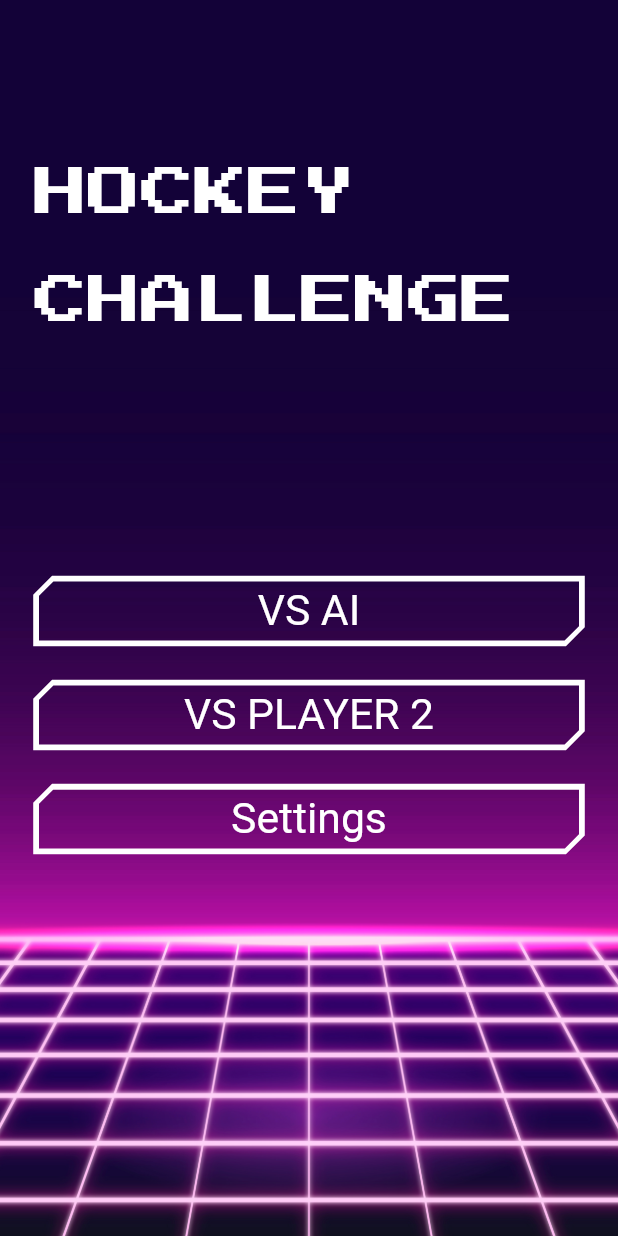
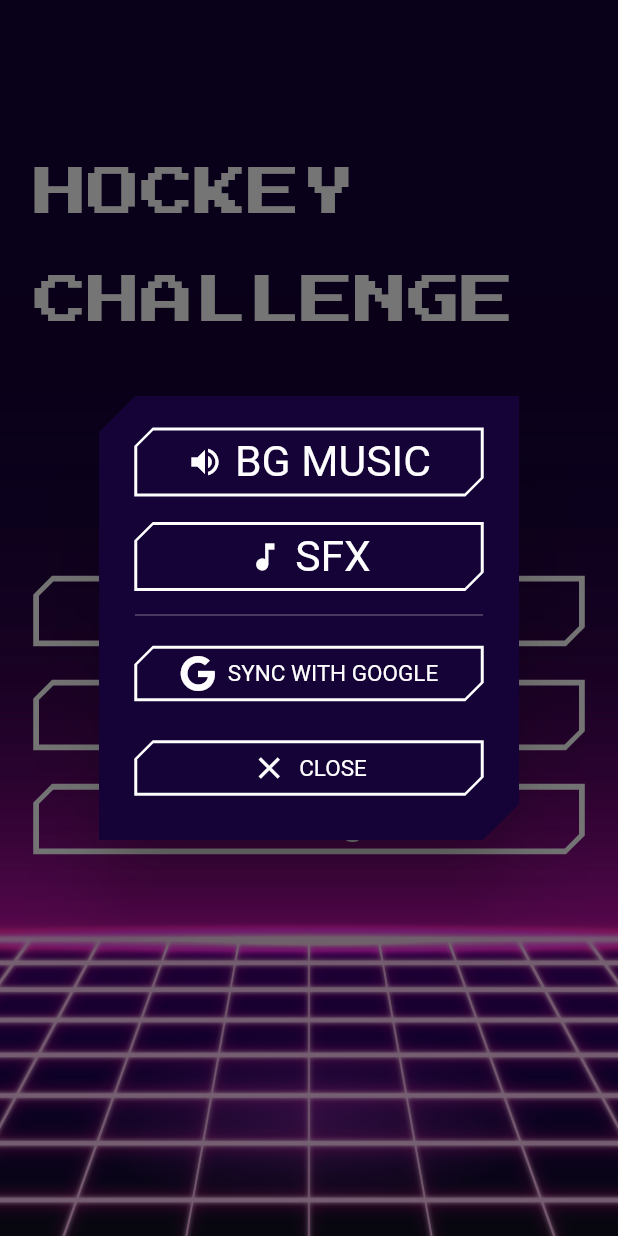
Before and after one commit to hngx-org/team-hurricane-hockey, a Flutter app: the screen it shows after launch, after a tap on "Settings", on a phone screen of 412 x 824 dp. Run offline on Flutter 3.47's test engine with Material 2 defaults, Android fonts, the phone set to English and light mode, and no system bars; our stand-ins replace animate_do, audioplayers, flutter_screenutil, font_awesome_flutter, google_fonts; Roboto replaces fonts that are missing (Tektur); statements that could not run were skipped.

Commit message:
Added BG Music

```diff
--- a/lib/router/app_router.dart
+++ b/lib/router/app_router.dart
@@ -47,7 +47,7 @@ class AppRouter {
         ));
 
       case HomeMenu.routeName:
-        return _getPageRoute(const HomeMenu());
+        return _getPageRoute( const HomeMenu());
 
       default:
         return _getPageRoute(const SplashScreen());
--- a/lib/screens/home_menu.dart
+++ b/lib/screens/home_menu.dart
@@ -1,14 +1,35 @@
 import 'package:animate_do/animate_do.dart';
+import 'package:audioplayers/audioplayers.dart';
 import 'package:flutter/material.dart';
 import 'package:flutter/services.dart';
 import 'package:flutter_screenutil/flutter_screenutil.dart';
 import 'package:team_hurricane_hockey/enums.dart';
 import 'package:team_hurricane_hockey/router/base_navigator.dart';
 import 'package:team_hurricane_hockey/screens/game_screen.dart';
+import 'package:team_hurricane_hockey/screens/widgets/settings_dialog.dart';
 
-class HomeMenu extends StatelessWidget {
+class HomeMenu extends StatefulWidget {
   const HomeMenu({super.key});
+
   static const routeName = 'home';
+
+  @override
+  State<HomeMenu> createState() => _HomeMenuState();
+}
+
+class _HomeMenuState extends State<HomeMenu> {
+  final bgMusic = AudioPlayer();
+
+  Future<void> startBGMusic() async {
+    await bgMusic.play(AssetSource('sounds/bg_music.mp3'));
+  }
+
+  @override
+  void initState() {
+    startBGMusic();
+    super.initState();
+  }
+
   @override
   Widget build(BuildContext context) {
     return AnnotatedRegion(
@@ -29,13 +50,13 @@ class HomeMenu extends StatelessWidget {
                 fit: BoxFit.cover,
               ),
             ),
-            padding:  EdgeInsets.fromLTRB(24.0.w, 24.0.h, 24.0.w, 0.0),
+            padding: EdgeInsets.fromLTRB(24.0.w, 24.0.h, 24.0.w, 0.0),
             child: Center(
               child: Column(
                 crossAxisAlignment: CrossAxisAlignment.start,
                 mainAxisAlignment: MainAxisAlignment.start,
                 children: [
-                 SizedBox(
+                  SizedBox(
                     height: 100.h,
                   ),
                   FittedBox(
@@ -65,7 +86,7 @@ class HomeMenu extends StatelessWidget {
                             ),
                           ),
                         ),
-                         SizedBox(height: 24.0.h),
+                        SizedBox(height: 24.0.h),
                         FadeInRightBig(
                           duration: const Duration(milliseconds: 400),
                           child: TextButton(
@@ -81,18 +102,24 @@ class HomeMenu extends StatelessWidget {
                             ),
                           ),
                         ),
-                       SizedBox(height: 24.0.h),
+                        SizedBox(height: 24.0.h),
                         FadeInRightBig(
                           duration: const Duration(milliseconds: 800),
                           child: TextButton(
-                            onPressed: () {},
+                            onPressed: () {
+                              showDialog(
+                                  context: context,
+                                  builder: (context) {
+                                    return SettingsDialog();
+                                  });
+                            },
                             child: Text(
                               'Settings',
                               style: Theme.of(context).textTheme.labelMedium,
                             ),
                           ),
                         ),
-                      SizedBox(height: 100.0.h),
+                        SizedBox(height: 100.0.h),
                       ],
                     ),
                   ),
--- /dev/null
+++ b/lib/screens/widgets/settings_dialog.dart
@@ -0,0 +1,176 @@
+import 'package:audioplayers/audioplayers.dart';
+import 'package:flutter/material.dart';
+import 'package:team_hurricane_hockey/router/base_navigator.dart';
+import 'package:font_awesome_flutter/font_awesome_flutter.dart';
+
+class SettingsDialog extends StatefulWidget {
+  const SettingsDialog({super.key});
+
+  @override
+  State<SettingsDialog> createState() => _SettingsDialogState();
+}
+
+class _SettingsDialogState extends State<SettingsDialog> {
+  AudioPlayer bgMusic = AudioPlayer();
+  IconData bgMusicIcon = Icons.volume_up_sharp;
+  IconData? sfxIcon = Icons.music_note_sharp;
+  Function setIconState({
+    required bool soundState,
+    required IconData iconOn,
+    required IconData iconOff,
+  }) {
+    return () {
+      soundState = !soundState;
+      return soundState ? iconOn : iconOff;
+    };
+  }
+
+  bool isBgMusicOn = true;
+  bool isSoundOn = true;
+
+  @override
+  Widget build(BuildContext context) {
+    return AlertDialog(
+      backgroundColor: const Color(0xFF150337),
+      shape: const BeveledRectangleBorder(
+        borderRadius: BorderRadius.only(
+          topLeft: Radius.circular(24.0),
+          bottomRight: Radius.circular(24.0),
+        ),
+      ),
+      content: Column(
+        mainAxisSize: MainAxisSize.min,
+        crossAxisAlignment: CrossAxisAlignment.stretch,
+        children: [
+          TextButton.icon(
+            style: TextButton.styleFrom(
+              padding: const EdgeInsets.symmetric(vertical: 6.0),
+              side: const BorderSide(
+                color: Colors.white,
+                width: 1.0,
+              ),
+              shape: const BeveledRectangleBorder(
+                borderRadius: BorderRadius.only(
+                  topLeft: Radius.circular(12.0),
+                  bottomRight: Radius.circular(12.0),
+                ),
+              ),
+            ),
+            onPressed: () {
+              setState(() {
+                final toggleState = setIconState(
+                    soundState: isBgMusicOn,
+                    iconOn: Icons.volume_up_sharp,
+                    iconOff: Icons.volume_off_sharp);
+                isBgMusicOn = !isBgMusicOn;
+                final newIconData = toggleState();
+                bgMusicIcon = newIconData;
+              });
+            },
+            label: Text(
+              'BG MUSIC',
+              style: Theme.of(context).textTheme.labelMedium,
+            ),
+            icon: Icon(
+              bgMusicIcon,
+              color: Colors.white,
+            ),
+          ),
+          const SizedBox(height: 15.0),
+          TextButton.icon(
+            style: TextButton.styleFrom(
+              padding: const EdgeInsets.symmetric(vertical: 6.0),
+              side: const BorderSide(
+                color: Colors.white,
+                width: 1.0,
+              ),
+              shape: const BeveledRectangleBorder(
+                borderRadius: BorderRadius.only(
+                  topLeft: Radius.circular(12.0),
+                  bottomRight: Radius.circular(12.0),
+                ),
+              ),
+            ),
+            onPressed: () {
+              setState(() {
+                isSoundOn = !isSoundOn;
+                sfxIcon = isSoundOn ? Icons.music_note_sharp : Icons.music_off;
+              });
+            },
+            label: Text(
+              'SFX',
+              style: Theme.of(context).textTheme.labelMedium,
+            ),
+            icon: Icon(
+              sfxIcon,
+              color: Colors.white,
+            ),
+          ),
+          // const SizedBox(height: 15.0),
+          Divider(
+            color: Colors.grey[200],
+            height: 30.0,
+            thickness: 0.3,
+          ),
+          TextButton.icon(
+            style: TextButton.styleFrom(
+              padding: const EdgeInsets.symmetric(vertical: 6.0),
+              side: const BorderSide(
+                color: Colors.white,
+                width: 1.0,
+              ),
+              shape: const BeveledRectangleBorder(
+                borderRadius: BorderRadius.only(
+                  topLeft: Radius.circular(12.0),
+                  bottomRight: Radius.circular(12.0),
+                ),
+              ),
+            ),
+            onPressed: () {},
+            label: Text(
+              'SYNC WITH GOOGLE',
+              style: Theme.of(context)
+                  .textTheme
+                  .labelMedium!
+                  .copyWith(fontSize: 15.0),
+            ),
+            icon: const Icon(
+              FontAwesomeIcons.google,
+              color: Colors.white,
+            ),
+          ),
+          const SizedBox(height: 15.0),
+          TextButton.icon(
+            style: TextButton.styleFrom(
+              padding: const EdgeInsets.symmetric(vertical: 6.0),
+              side: const BorderSide(
+                color: Colors.white,
+                width: 1.0,
+              ),
+              shape: const BeveledRectangleBorder(
+                borderRadius: BorderRadius.only(
+                  topLeft: Radius.circular(12.0),
+                  bottomRight: Radius.circular(12.0),
+                ),
+              ),
+            ),
+            onPressed: () {
+              BaseNavigator.pop();
+            },
+            label: Text(
+              'CLOSE',
+              style: Theme.of(context)
+                  .textTheme
+                  .labelMedium!
+                  .copyWith(fontSize: 15.0),
+            ),
+            icon: const Icon(
+              Icons.close_sharp,
+              color: Colors.white,
+            ),
+          ),
+        ],
+      ),
+    );
+  }
+}
--- a/pubspec.yaml
+++ b/pubspec.yaml
@@ -38,6 +38,8 @@ dependencies:
   animate_do: ^3.1.2
   google_fonts: ^6.1.0
   flutter_screenutil: ^5.9.0
+  audioplayers: ^5.2.0
+  font_awesome_flutter: ^10.5.0
 
 dev_dependencies:
   flutter_test:
@@ -64,7 +66,7 @@ flutter:
   # To add assets to your application, add an assets section, like this:
   assets:
     - assets/images/
-
+    - assets/sounds/
   # An image asset can refer to one or more resolution-specific "variants", see
   # https://flutter.dev/assets-and-images/#resolution-aware
 
```
Also changed, not shown: pubspec.lock, 1 other file.
